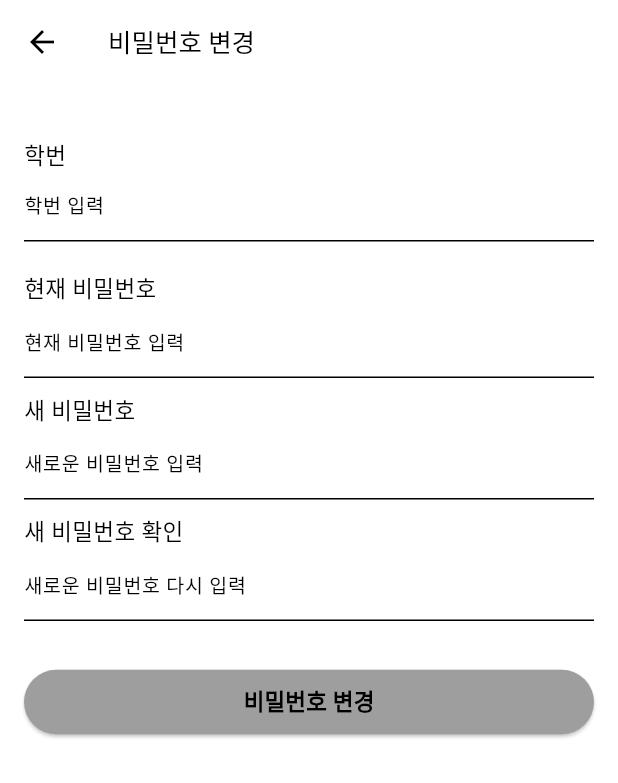
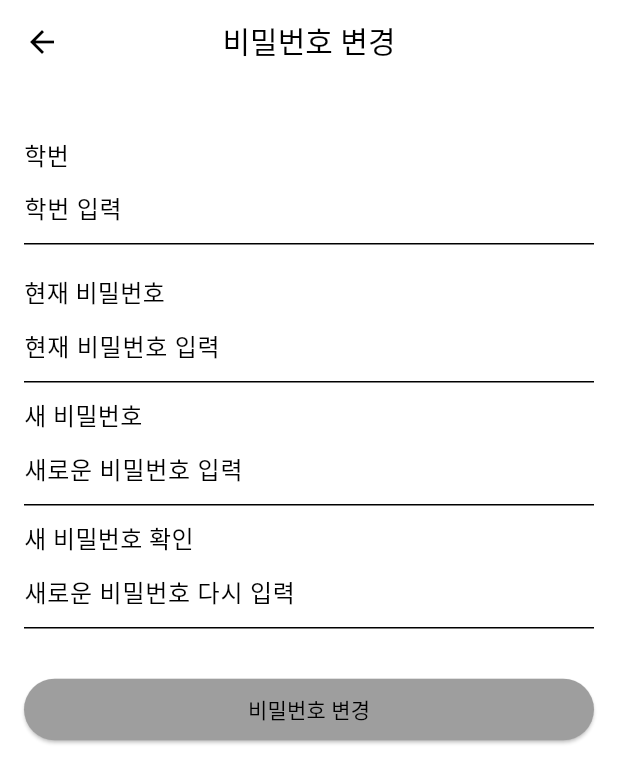
Before and after one commit to OBJECT-INHATC/INHA_CARPOOL_APP, a Flutter app: the MyPage screen opened directly, after a tap on "비밀번호 변경", on a phone screen of 412 x 824 dp. Shown: the top 783 px of the screen. Run offline on Flutter 3.47's test engine with Material 2 defaults, Android fonts, the phone set to English and light mode, and no system bars; our stand-ins replace cloud_firestore, easy_localization, eva_icons_flutter, firebase_auth, firebase_core, firebase_messaging and 17 more; missing offline and left inert: app_settings, nav; accounts and stored records are empty; network calls fail.

Commit message:
Revert "fix(design): 폰트 조절"
This reverts commit 88a80411b32c94215e3e57656a16b4c78daa6b68.

```diff
--- a/inha_carpool/lib/screen/main/tab/home/emptySearchedCarpool.dart
+++ b/inha_carpool/lib/screen/main/tab/home/emptySearchedCarpool.dart
@@ -10,7 +10,7 @@ class EmptySearchedCarpool extends StatelessWidget {
       child: Center(
         child: Text(
           '검색 결과가 없습니다!',
-          style: TextStyle(fontSize: 15, fontWeight: FontWeight.bold),
+          style: TextStyle(fontSize: 20, fontWeight: FontWeight.bold),
           textAlign: TextAlign.center,
         ),
       ),
--- a/inha_carpool/lib/screen/main/tab/home/f_home.dart
+++ b/inha_carpool/lib/screen/main/tab/home/f_home.dart
@@ -148,11 +148,7 @@ class _HomeState extends State<Home> {
                           value: option,
                           // DropdownMenuItem의 child는 Text 위젯입니다.
                           child: Text(
-                            option == FilteringOption.Time ? '시간순' : '거리순',
-                            style: const TextStyle(
-                              fontSize: 13,
-                            ),
-                          ),
+                              option == FilteringOption.Time ? '시간순' : '거리순'),
                         );
                       }).toList(),
                     ),
--- a/inha_carpool/lib/screen/main/tab/mypage/d_changepassword.dart
+++ b/inha_carpool/lib/screen/main/tab/mypage/d_changepassword.dart
@@ -4,8 +4,6 @@ import 'package:flutter_toggle_tab/flutter_toggle_tab.dart';
 import '../../../login/s_login.dart';
 
 class ChangePasswordPage extends StatefulWidget {
-  const ChangePasswordPage({super.key});
-
   @override
   State<ChangePasswordPage> createState() => _ChangePasswordPageState();
 }
@@ -26,16 +24,16 @@ class _ChangePasswordPageState extends State<ChangePasswordPage> {
       appBar: AppBar(
         backgroundColor: Colors.white,
         leadingWidth: 56,
-        leading: const Center(
+        leading: Center(
           child: BackButton(
             color: Colors.black,
           ),
         ),
-        title: const Text(
+        title: Text(
           "비밀번호 변경",
-          style: TextStyle(color: Colors.black, fontSize: 17,),
+          style: TextStyle(color: Colors.black, fontSize: 20,),
         ),
-        centerTitle: false,
+        centerTitle: true,
       ),
       body: Form(
         child: Padding(
@@ -43,26 +41,24 @@ class _ChangePasswordPageState extends State<ChangePasswordPage> {
           child: Column(
             crossAxisAlignment: CrossAxisAlignment.stretch,
             children: [
-              const SizedBox(height: 20),
-              const Text(
+              SizedBox(height: 20),
+              Text(
                 '학번',
-                style: TextStyle(fontSize: 15),
+                style: TextStyle(fontSize: 16),
               ),
               TextFormField(
-                decoration: const InputDecoration(
+                decoration: InputDecoration(
                   hintText: '학번 입력',
-                  hintStyle: TextStyle(fontSize: 13),
                 ),
               ),
-              const SizedBox(height: 20),
-              const Text(
+              SizedBox(height: 20),
+              Text(
                 '현재 비밀번호',
-                style: TextStyle(fontSize: 15),
+                style: TextStyle(fontSize: 16),
               ),
               TextFormField(
-                decoration: const InputDecoration(
+                decoration: InputDecoration(
                   hintText: '현재 비밀번호 입력',
-                  hintStyle: TextStyle(fontSize: 13),
                 ),
                 obscureText: true,
                 onChanged: (text) async {
@@ -70,15 +66,14 @@ class _ChangePasswordPageState extends State<ChangePasswordPage> {
                   oldPassword = text;
                 },
               ),
-              const SizedBox(height: 10),
-              const Text(
+              SizedBox(height: 10),
+              Text(
                 '새 비밀번호',
-                style: TextStyle(fontSize: 15),
+                style: TextStyle(fontSize: 16),
               ),
               TextFormField(
-                decoration: const InputDecoration(
+                decoration: InputDecoration(
                   hintText: '새로운 비밀번호 입력',
-                  hintStyle: TextStyle(fontSize: 13),
                 ),
                 obscureText: true,
                 onChanged: (text) {
@@ -86,19 +81,18 @@ class _ChangePasswordPageState extends State<ChangePasswordPage> {
                   newPassword = text;
                 },
               ),
-              const SizedBox(height: 10),
-              const Text(
+              SizedBox(height: 10),
+              Text(
                 '새 비밀번호 확인',
-                style: TextStyle(fontSize: 15),
+                style: TextStyle(fontSize: 16),
               ),
               TextFormField(
                 decoration: InputDecoration(
                   hintText: '새로운 비밀번호 다시 입력',
-                  hintStyle: TextStyle(fontSize: 13),
                   suffix: Text(passwordCheck,
                       style: (passwordCheck == "비밀번호가 일치하지 않습니다.")
-                          ? const TextStyle(color: Colors.red)
-                          : const TextStyle(color: Colors.green)),
+                          ? TextStyle(color: Colors.red)
+                          : TextStyle(color: Colors.green)),
                 ),
                 obscureText: true,
                 onChanged: (text) {
@@ -115,7 +109,7 @@ class _ChangePasswordPageState extends State<ChangePasswordPage> {
                   }
                 },
               ),
-              const SizedBox(height: 30),
+              SizedBox(height: 30),
               ElevatedButton(
                 onPressed: () async {
                   // 비밀번호 변경 로직 구현 예정
@@ -124,39 +118,38 @@ class _ChangePasswordPageState extends State<ChangePasswordPage> {
 
                   if (isValid == 'Invalid') {
                     ScaffoldMessenger.of(context).showSnackBar(
-                      const SnackBar(content: Text('현재 비밀번호가 틀립니다.')),
+                      SnackBar(content: Text('현재 비밀번호가 틀립니다.')),
                     );
                   } else {
                     String result = await AuthService().passwordUpdate(
                         oldPassword: oldPassword, newPassword: newPassword);
                     if (result == 'Success') {
                       ScaffoldMessenger.of(context).showSnackBar(
-                        const SnackBar(content: Text('성공적으로 변경되었습니다.')),
+                        SnackBar(content: Text('성공적으로 변경되었습니다.')),
                       );
 
-                      /// TODO : 로그아웃 로직이 빠져있음 - 로그아웃 로직 추가 필요
                       AuthService().signOut().then((value) {
                         Navigator.pushAndRemoveUntil(
                           context,
-                          MaterialPageRoute(builder: (context) => const LoginPage()),
+                          MaterialPageRoute(builder: (context) => LoginPage()),
                               (Route<dynamic> route) => false,
                         );
                       });
                     } else {
                       ScaffoldMessenger.of(context).showSnackBar(
-                        const SnackBar(content: Text('비밀번호 변경에 실패했습니다.')),
+                        SnackBar(content: Text('비밀번호 변경에 실패했습니다.')),
                       );
                     }
                   }
                 },
+                child: Text('비밀번호 변경'),
                 style: ElevatedButton.styleFrom(
                   shape: RoundedRectangleBorder(
                     borderRadius: BorderRadius.circular(30),
                   ),
-                  padding: const EdgeInsets.symmetric(horizontal: 30, vertical: 10),
-                  backgroundColor : Colors.grey,
+                  padding: EdgeInsets.symmetric(horizontal: 30, vertical: 10),
+                  primary: Colors.grey,
                 ),
-                child: const Text('비밀번호 변경', style: TextStyle(fontSize: 15, fontWeight: FontWeight.bold),),
               ),
             ],
           ),
--- a/inha_carpool/lib/screen/main/tab/mypage/f_mypage.dart
+++ b/inha_carpool/lib/screen/main/tab/mypage/f_mypage.dart
@@ -32,23 +32,23 @@ class _MyPageState extends State<MyPage> {
       body: ListView( // 스크롤 가능한 ListView로 변경
         children: [
           // 내 정보 위젯 ProFile()
-          const ProFile(),
-          const SizedBox(height: 10),
+          ProFile(),
+          SizedBox(height: 10),
           Column(
             children: [
 
               // 계정 항목
               Container(
-                margin: const EdgeInsets.symmetric(horizontal: 6.0),
+                margin: EdgeInsets.symmetric(horizontal: 6.0),
                 color: Colors.grey[100],
                 padding: const EdgeInsets.symmetric(horizontal: 16.0, vertical: 14.0), // vertical 값을 조정
-                child: const Column(
+                child: Column(
                   crossAxisAlignment: CrossAxisAlignment.stretch, // 추가
                   children: [
                     Text(
                       '계정',
                       style: TextStyle(
-                        fontSize: 17,
+                        fontSize: 17.5,
                         fontWeight: FontWeight.bold,
                       ),
                     ),
@@ -56,16 +56,16 @@ class _MyPageState extends State<MyPage> {
                 ),
               ),
               ListTile(
-                leading: const Icon(
+                leading: Icon(
                   Icons.lock,
                   color: Colors.blue,
                 ),
-                title: const Text('비밀번호 변경', style: TextStyle(fontSize: 15)),
+                title: Text('비밀번호 변경'),
                 onTap: () {
                   // 비밀번호 변경 페이지로 이동
                   Navigator.of(context).push(
                     MaterialPageRoute(
-                      builder: (context) => const ChangePasswordPage(), // ChangePasswordPage로 이동
+                      builder: (context) => ChangePasswordPage(), // ChangePasswordPage로 이동
                     ),
                   );
                 },
@@ -73,11 +73,11 @@ class _MyPageState extends State<MyPage> {
 
 
               ListTile(
-                leading: const Icon(
+                leading: Icon(
                   Icons.logout,
                   color: Colors.red,
                 ),
-                title: const Text('로그아웃', style: TextStyle(fontSize: 15)),
+                title: Text('로그아웃'),
                 onTap: () {
                   // 로그아웃 다이얼로그를 표시
                   showDialog(
@@ -89,11 +89,11 @@ class _MyPageState extends State<MyPage> {
 
 
               ListTile(
-                leading: const Icon(
+                leading: Icon(
                   Icons.delete,
                   color: Colors.black,
                 ),
-                title: const Text('회원탈퇴', style: TextStyle(fontSize: 15)),
+                title: Text('회원탈퇴'),
                 onTap: () {
                   // 회원탈퇴 페이지로 이동하
                   Navigator.of(context).push(MaterialPageRoute(builder: (context) => SecessionPage()));
@@ -103,16 +103,16 @@ class _MyPageState extends State<MyPage> {
 
               // 알림 항목
               Container(
-                margin: const EdgeInsets.symmetric(horizontal: 6.0),
+                margin: EdgeInsets.symmetric(horizontal: 6.0),
                 color: Colors.grey[100],
                 padding: const EdgeInsets.symmetric(horizontal: 16.0, vertical: 14.0), // vertical 값을 조정
-                child: const Column(
+                child: Column(
                   crossAxisAlignment: CrossAxisAlignment.stretch,
                   children: [
                     Text(
                       '알림',
                       style: TextStyle(
-                        fontSize: 17,
+                        fontSize: 17.5,
                         fontWeight: FontWeight.bold,
                       ),
                     ),
@@ -120,11 +120,11 @@ class _MyPageState extends State<MyPage> {
                 ),
               ),
               ListTile(
-                leading: const Icon(
+                leading: Icon(
                   Icons.alarm_rounded,
                   color: Colors.blueGrey,
                 ),
-                title: const Text('알림 설정', style: TextStyle(fontSize: 15)),
+                title: Text('알림 설정'),
                 trailing: Switch(
                   value: isEventAdsAllowed,
                   onChanged: (value) {
@@ -137,16 +137,16 @@ class _MyPageState extends State<MyPage> {
 
               // 기타 항목
               Container(
-                margin: const EdgeInsets.symmetric(horizontal: 6.0),
+                margin: EdgeInsets.symmetric(horizontal: 6.0),
                 color: Colors.grey[100],
                 padding: const EdgeInsets.symmetric(horizontal: 16.0, vertical: 14.0), // vertical 값을 조정
-                child: const Column(
+                child: Column(
                   crossAxisAlignment: CrossAxisAlignment.stretch, // 추가
                   children: [
                     Text(
                       '기타',
                       style: TextStyle(
-                        fontSize: 17,
+                        fontSize: 17.5,
                         fontWeight: FontWeight.bold,
                       ),
                     ),
@@ -154,24 +154,24 @@ class _MyPageState extends State<MyPage> {
                 ),
               ),
               ListTile(
-                leading: const Icon(
+                leading: Icon(
                   Icons.history_toggle_off_rounded,
                   color: Colors.black,
                 ),
-                title: const Text('이용기록' , style: TextStyle(fontSize: 15)),
+                title: Text('이용기록'),
                 onTap: () {
                   // 이용기록 페이지로 이동
-                  Navigator.of(context).push(MaterialPageRoute(builder: (context) => const recordList()));
+                  Navigator.of(context).push(MaterialPageRoute(builder: (context) => recordList()));
                 },
               ),
 
 
               ListTile(
-                leading: const Icon(
+                leading: Icon(
                   Icons.nightlight_round,
                   color: Colors.deepPurple
                 ),
-                title: const Text('야간모드', style: TextStyle(fontSize: 15)),
+                title: Text('야간모드'),
                 trailing: Switch(
                   value: isEventAdsAllowed,
                   onChanged: (value) {
@@ -183,11 +183,11 @@ class _MyPageState extends State<MyPage> {
               ),
 
               ListTile(
-                leading: const Icon(
+                leading: Icon(
                   Icons.ad_units,
                   color: Colors.orange,
                 ),
-                title: const Text('이벤트 및 광고 수신동의', style: TextStyle(fontSize: 15)),
+                title: Text('이벤트 및 광고 수신동의'),
                 trailing: Switch(
                   value: isEventAdsAllowed,
                   onChanged: (value) {
--- a/inha_carpool/lib/screen/main/tab/mypage/w_profile.dart
+++ b/inha_carpool/lib/screen/main/tab/mypage/w_profile.dart
@@ -43,7 +43,7 @@ class _ProFileState extends State<ProFile> {
   @override
   Widget build(BuildContext context) {
     return Container(
-      color: const Color(0x00000000),
+      color: const Color(00),
       child: Column(
         children: [
           Center(
@@ -51,7 +51,7 @@ class _ProFileState extends State<ProFile> {
               children: [
                 // 기본정보 항목
                 Container(
-                  margin: const EdgeInsets.symmetric(horizontal: 6.0),
+                  margin: EdgeInsets.symmetric(horizontal: 6.0),
                   color: Colors.grey[100],
                   padding: const EdgeInsets.symmetric(
                       horizontal: 15.0, vertical: 13.0), // vertical 값을 조정
@@ -61,7 +61,7 @@ class _ProFileState extends State<ProFile> {
                       Text(
                         '기본 정보',
                         style: TextStyle(
-                          fontSize: 17,
+                          fontSize: 17.5,
                           fontWeight: FontWeight.bold,
                         ),
                       ),
@@ -74,12 +74,12 @@ class _ProFileState extends State<ProFile> {
                   children: [
                     Stack(
                       children: [
-                        SizedBox(
+                        Container(
                           width: MediaQuery.of(context).size.width,
                           child: Row(
                             mainAxisAlignment: MainAxisAlignment.start,
                             children: [
-                              const Padding(
+                              Padding(
                                 padding: EdgeInsets.only(left: 5.0),
                                 child: Icon(
                                   Icons.account_circle,
@@ -113,7 +113,7 @@ class _ProFileState extends State<ProFile> {
                           ),
                         ),
                         Positioned(
-                          right: 25,
+                          right: 225,
                           bottom: 15,
                           child: GestureDetector(
                             onTap: () {
@@ -121,11 +121,11 @@ class _ProFileState extends State<ProFile> {
                             },
                             child: const Row(
                               children: [
-                                Icon(Icons.edit, size: 15, color: Colors.grey),
+                                Icon(Icons.edit, size: 14, color: Colors.grey),
                                 Text(
                                   "수정",
                                   style: TextStyle(
-                                    fontSize: 15,
+                                    fontSize: 14,
                                     color: Colors.grey,
                                   ),
                                 ),
@@ -165,11 +165,15 @@ class _ProFileState extends State<ProFile> {
                           return Text('Error: ${snapshot.error}');
                         } else {
                           email = snapshot.data ?? '';
-                          return Text(
+                          return Padding(
+                            padding: const EdgeInsets.only(top: 4.0),
+                            // 텍스트를 약간 내림
+                            child: Text(
                               snapshot.data ?? '',
                               style: const TextStyle(
-                              fontSize: 13,
+                                fontSize: 14,
                                 color: Colors.black,
+                              ),
                             ),
                           );
                         }
@@ -204,7 +208,7 @@ class _ProFileState extends State<ProFile> {
                           return Text(
                             snapshot.data ?? '',
                             style: const TextStyle(
-                                fontSize: 13, color: Colors.black),
+                                fontSize: 14, color: Colors.black),
                           );
                         }
                       },
@@ -239,7 +243,7 @@ class _ProFileState extends State<ProFile> {
                           return Text(
                             snapshot.data ?? '',
                             style: const TextStyle(
-                                fontSize: 13, color: Colors.black),
+                                fontSize: 14, color: Colors.black),
                           );
                         }
                       },
@@ -270,11 +274,15 @@ class _ProFileState extends State<ProFile> {
                         } else if (snapshot.hasError) {
                           return Text('Error: ${snapshot.error}');
                         } else {
-                          return Text(
+                          return Padding(
+                            padding: const EdgeInsets.only(top: 4.0),
+                            // 텍스트를 약간 내림
+                            child: Text(
                               snapshot.data ?? '',
                               style: const TextStyle(
-                              fontSize: 13,
+                                fontSize: 14,
                                 color: Colors.black,
+                              ),
                             ),
                           );
                         }
--- a/inha_carpool/lib/screen/main/tab/tab_item.dart
+++ b/inha_carpool/lib/screen/main/tab/tab_item.dart
@@ -7,8 +7,8 @@ import 'home/f_home.dart';
 
 enum TabItem {
   carpool(Icons.directions_car, '카풀', CarpoolList()),
-  home(Icons.home, '홈', Home()),
-  myPage(Icons.person, '마이', MyPage()),
+  home(Icons.home, 'Home', Home()),
+  myPage(Icons.person, 'My', MyPage()),
   test(Icons.access_time, 'test', PopUpFragment());
 
   final IconData activeIcon;
--- a/inha_carpool/lib/screen/recruit/s_select_location.dart
+++ b/inha_carpool/lib/screen/recruit/s_select_location.dart
@@ -105,7 +105,7 @@ class _LocationInputState extends State<LocationInput> {
         centerTitle: true,
         title: const Text(
           '위치 선택',
-          style: TextStyle(color: Colors.black,fontSize: 17, fontWeight: FontWeight.bold),
+          style: TextStyle(color: Colors.black,fontSize: 15),
         ),
         toolbarHeight: 45,
         // 해당 선을 내릴때만 나오게 해줘
@@ -278,14 +278,14 @@ class _LocationInputState extends State<LocationInput> {
                                 const Text(
                                   '이 위치 선택',
                                   style: TextStyle(
-                                    fontSize: 13,
+                                    fontSize: 14,
                                     fontWeight: FontWeight.bold,
                                   ),
                                 ),
                                 Text(
                                   _address ?? ' 화면을 이동해서 위치를 선택해주세요.',
                                   style: const TextStyle(
-                                    fontSize: 11,
+                                    fontSize: 12,
                                     fontWeight: FontWeight.normal,
                                   ),
                                 ),
```
Also changed, not shown: inha_carpool/lib/common/widget/w_messagetile.dart (+9 -9 lines), inha_carpool/lib/fragment/f_notification.dart (+4 -4 lines), inha_carpool/lib/screen/dialog/d_carpooldone.dart (+12 -12 lines), inha_carpool/lib/screen/dialog/d_complain_complete.dart (+4 -4 lines), inha_carpool/lib/screen/main/tab/carpool/f_carpool_list.dart (+27 -21 lines), inha_carpool/lib/screen/main/tab/carpool/s_chatroom.dart (+15 -21 lines), inha_carpool/lib/screen/main/tab/home/s_carpool_map.dart (+8 -12 lines), inha_carpool/lib/screen/main/tab/home/w_carpoolList.dart (+14 -11 lines), inha_carpool/lib/screen/main/tab/mypage/f_logout_confirmation.dart (+5 -5 lines), inha_carpool/lib/screen/main/tab/mypage/f_secession.dart (+26 -29 lines). Lines whose indentation alone changed are shown as unchanged.
